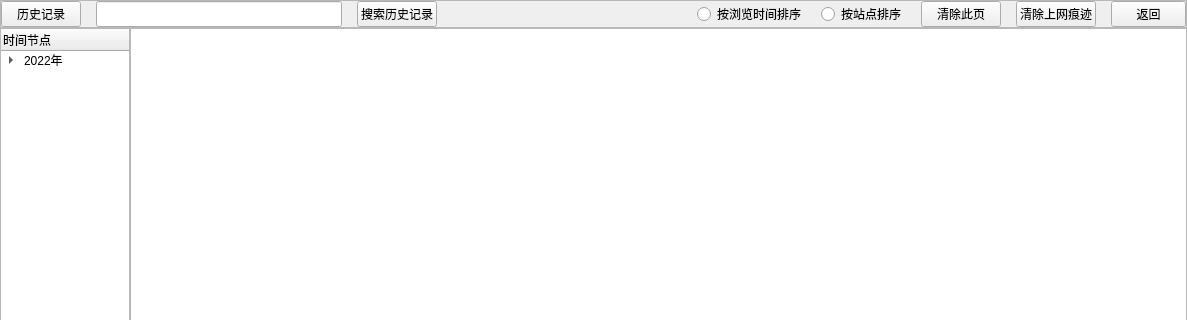
The window that VideoPlayer/browser/WebHistory.ui (huizhang556/pc-video-player) describes before a commit, drawn with Qt 5; both pictures show x 0 to 1187 and y 0 to 320 of the 1187 by 602 pixel window.
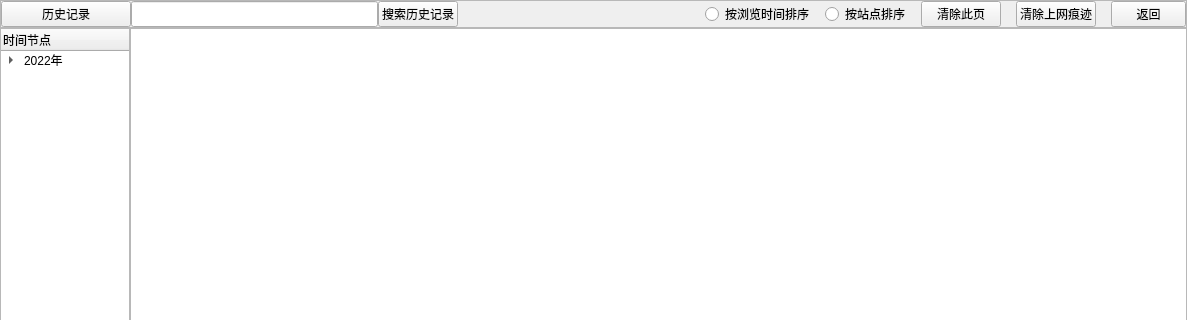
The same window after the commit.

The edit to the form file:
```diff
--- a/VideoPlayer/browser/WebHistory.ui
+++ b/VideoPlayer/browser/WebHistory.ui
@@ -13,6 +13,9 @@
   <property name="windowTitle">
    <string>Form</string>
   </property>
+  <property name="styleSheet">
+   <string notr="true"/>
+  </property>
   <layout class="QVBoxLayout" name="verticalLayout_3">
    <property name="spacing">
     <number>0</number>
@@ -61,13 +64,13 @@
         <item>
          <layout class="QHBoxLayout" name="horizontalLayout_2">
           <property name="spacing">
-           <number>15</number>
+           <number>0</number>
           </property>
           <item>
            <widget class="QPushButton" name="pushButton_title">
             <property name="minimumSize">
              <size>
-              <width>0</width>
+              <width>130</width>
               <height>26</height>
              </size>
             </property>
@@ -96,13 +99,20 @@
               <height>26</height>
              </size>
             </property>
+            <property name="styleSheet">
+             <string notr="true">#lineEdit_searchHis
+{
+;
+
+}</string>
+            </property>
            </widget>
           </item>
           <item>
            <widget class="QPushButton" name="pushButton_searchHis">
             <property name="minimumSize">
              <size>
-              <width>0</width>
+              <width>80</width>
               <height>26</height>
              </size>
             </property>
@@ -112,6 +122,12 @@
               <height>26</height>
              </size>
             </property>
+            <property name="styleSheet">
+             <string notr="true">#pushButton_searchHis
+{
+margin-left: 0px;
+}</string>
+            </property>
             <property name="text">
              <string>搜索历史记录</string>
             </property>
@@ -146,7 +162,7 @@
            <widget class="QRadioButton" name="radioButton_broTime">
             <property name="minimumSize">
              <size>
-              <width>0</width>
+              <width>120</width>
               <height>26</height>
              </size>
             </property>
@@ -156,6 +172,12 @@
               <height>26</height>
              </size>
             </property>
+            <property name="styleSheet">
+             <string notr="true">#radioButton_broTime
+{
+margin-right:15px;
+}</string>
+            </property>
             <property name="text">
              <string>按浏览时间排序</string>
             </property>
@@ -165,7 +187,7 @@
            <widget class="QRadioButton" name="radioButton_zhanDian">
             <property name="minimumSize">
              <size>
-              <width>0</width>
+              <width>95</width>
               <height>26</height>
              </size>
             </property>
@@ -175,6 +197,12 @@
               <height>26</height>
              </size>
             </property>
+            <property name="styleSheet">
+             <string notr="true">#radioButton_zhanDian
+{
+margin-right:15px;
+}</string>
+            </property>
             <property name="text">
              <string>按站点排序</string>
             </property>
@@ -184,7 +212,7 @@
            <widget class="QPushButton" name="pushButton_clearPage">
             <property name="minimumSize">
              <size>
-              <width>0</width>
+              <width>95</width>
               <height>26</height>
              </size>
             </property>
@@ -194,6 +222,12 @@
               <height>26</height>
              </size>
             </property>
+            <property name="styleSheet">
+             <string notr="true">#pushButton_clearPage
+{
+margin-right: 15px;
+}</string>
+            </property>
             <property name="text">
              <string>清除此页</string>
             </property>
@@ -203,7 +237,7 @@
            <widget class="QPushButton" name="pushButton_clearRecords">
             <property name="minimumSize">
              <size>
-              <width>0</width>
+              <width>95</width>
               <height>26</height>
              </size>
             </property>
@@ -213,6 +247,12 @@
               <height>26</height>
              </size>
             </property>
+            <property name="styleSheet">
+             <string notr="true">#pushButton_clearRecords
+{
+margin-right: 15px;
+}</string>
+            </property>
             <property name="text">
              <string>清除上网痕迹</string>
             </property>
```
